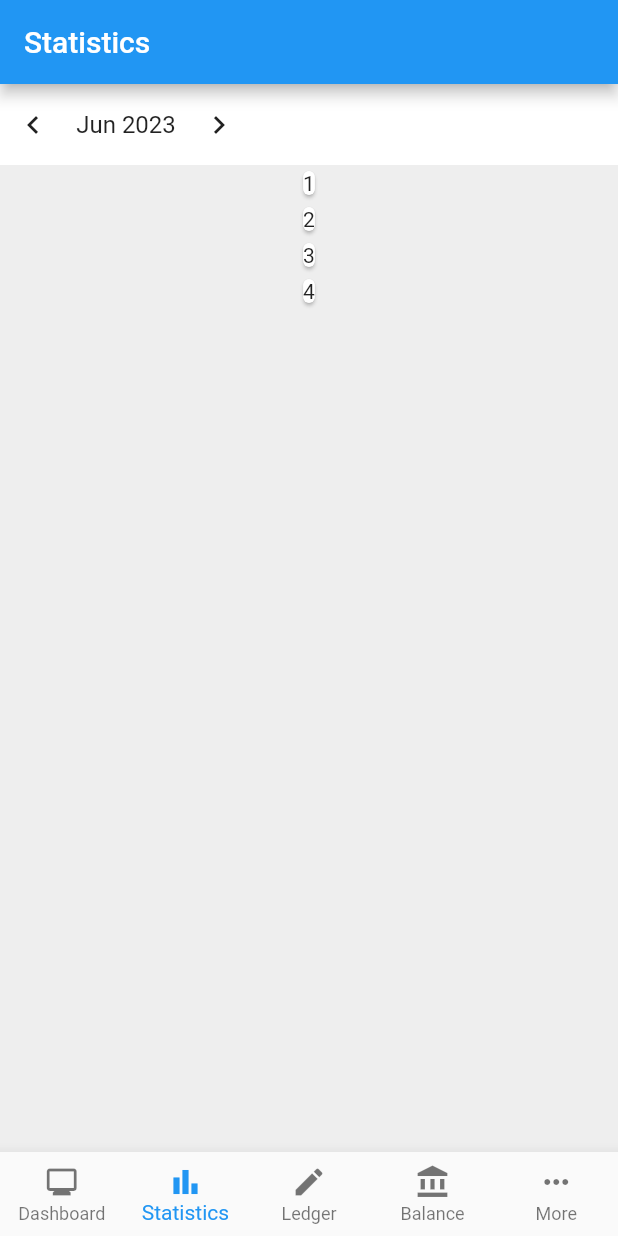
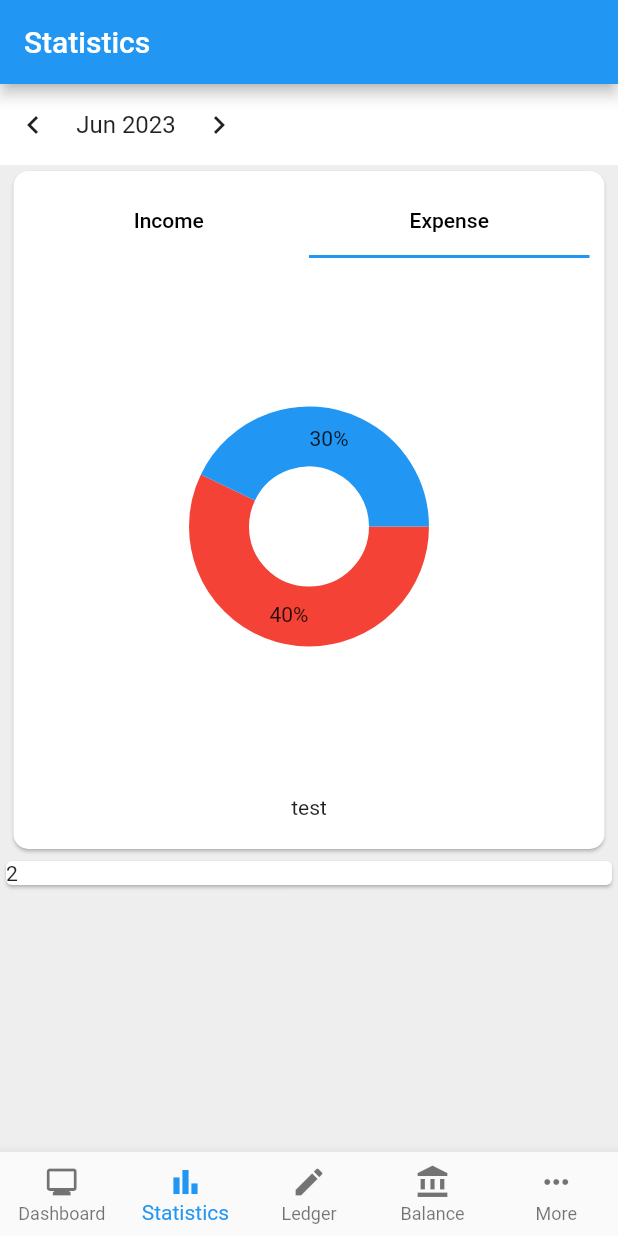
Before and after one commit to marcusleowhm/budget_buddy, a Flutter app: the StatisticsScreen screen opened by its route, on a phone screen of 412 x 824 dp. Run offline on Flutter 3.47's test engine with Material 2 defaults, Android fonts, the phone set to English and light mode, and no system bars; drawn by our look-alikes of fl_chart; our stand-ins replace bloc, flutter_bloc, flutter_slidable, font_awesome_flutter, go_router.

Commit message:
added piechart. need to refactor data structure to continue

```diff
--- a/lib/features/data/components/dashboard/summary/monthly_summary.dart
+++ b/lib/features/data/components/dashboard/summary/monthly_summary.dart
@@ -81,6 +81,7 @@ class MonthlySummary extends StatelessWidget {
                 ),
                 const Divider(
                   thickness: 1.0,
+                  height: 5.0
                 ),
                 Padding(
                   padding: const EdgeInsets.all(5.0),
--- a/lib/features/data/components/dashboard/trend/datetime_series_chart.dart
+++ b/lib/features/data/components/dashboard/trend/datetime_series_chart.dart
@@ -218,7 +218,8 @@ class _DateTimeSeriesChartState extends State<DateTimeSeriesChart> {
   Widget build(BuildContext context) {
     return BlocBuilder<CTransactionCubit, CTransactionState>(
       builder: (context, state) {
-        return AspectRatio(
+        return Center(
+          child: AspectRatio(
             aspectRatio: 1,
             child: Column(
               children: [
@@ -327,6 +328,7 @@ class _DateTimeSeriesChartState extends State<DateTimeSeriesChart> {
                 ),
               ],
             ),
+          ),
         );
       },
     );
--- /dev/null
+++ b/lib/features/data/components/statistics/breakdown/category_breakdown.dart
@@ -0,0 +1,63 @@
+import 'package:budget_buddy/features/constants/enum.dart';
+import 'package:budget_buddy/features/data/components/statistics/breakdown/category_piechart.dart';
+import 'package:flutter/material.dart';
+
+class CategoryBreakdown extends StatelessWidget {
+  const CategoryBreakdown({super.key});
+
+  @override
+  Widget build(BuildContext context) {
+    return Container(
+      padding: const EdgeInsets.symmetric(horizontal: 5.0),
+      child: Card(
+        shape: const RoundedRectangleBorder(
+          borderRadius: BorderRadius.all(
+            Radius.circular(10.0),
+          ),
+        ),
+        child: Container(
+          padding: const EdgeInsets.all(10.0),
+          child: Column(
+            children: [
+              DefaultTabController(
+                initialIndex: 1,
+                length: 2,
+                child: Column(
+                  children: [
+                    TabBar(
+                      tabs: [
+                        Tab(
+                          child: Text('Income',
+                              style: TextStyle(color: Colors.black)),
+                        ),
+                        Tab(
+                          child: Text('Expense',
+                              style: TextStyle(color: Colors.black)),
+                        )
+                      ],
+                    ),
+                    AspectRatio(
+                      aspectRatio: 1,
+                      child: TabBarView(
+                        children: [
+                          CategoryPiechart(type: TransactionType.income),
+                          CategoryPiechart(type: TransactionType.expense),
+                        ],
+                      ),
+                    )
+                  ],
+                ),
+              ),
+              Padding(
+                padding: const EdgeInsets.all(5.0),
+                child: Row(
+                  children: [],
+                ),
+              )
+            ],
+          ),
+        ),
+      ),
+    );
+  }
+}
--- /dev/null
+++ b/lib/features/data/components/statistics/breakdown/category_piechart.dart
@@ -0,0 +1,62 @@
+import 'package:budget_buddy/features/constants/enum.dart';
+import 'package:budget_buddy/features/ledger/cubit/c_transaction_cubit.dart';
+import 'package:fl_chart/fl_chart.dart';
+import 'package:flutter/material.dart';
+import 'package:flutter_bloc/flutter_bloc.dart';
+
+class CategoryPiechart extends StatefulWidget {
+  const CategoryPiechart({super.key, required this.type});
+
+  final TransactionType type;
+
+  @override
+  State<CategoryPiechart> createState() => _CategoryPiechartState();
+}
+
+class _CategoryPiechartState extends State<CategoryPiechart> {
+  int touchedIndex = -1;
+
+  @override
+  Widget build(BuildContext context) {
+    return BlocBuilder<CTransactionCubit, CTransactionState>(
+      builder: (context, state) {
+        return Center(
+          child: Column(
+            children: [
+              Expanded(
+                child: AspectRatio(
+                  aspectRatio: 1,
+                  child: PieChart(
+                    PieChartData(
+                        pieTouchData: PieTouchData(
+                            touchCallback: (FlTouchEvent event, pieTouchResponse) {
+                          setState(() {
+                            //If non of the piechart sections were touched
+                            if (!event.isInterestedForInteractions ||
+                                pieTouchResponse == null ||
+                                pieTouchResponse.touchedSection == null) {
+                              touchedIndex = -1;
+                              return;
+                            }
+                            touchedIndex =
+                                pieTouchResponse.touchedSection!.touchedSectionIndex;
+                          });
+                        }),
+                        borderData: FlBorderData(show: false),
+                        sectionsSpace: 0,
+                        centerSpaceRadius: 40,
+                        sections: [
+                          PieChartSectionData(color: Colors.red, value: 40, title: '40%'),
+                          PieChartSectionData(color: Colors.blue, value: 30, title: '30%')
+                        ]),
+                  ),
+                ),
+              ),
+              Text('test')
+            ],
+          ),
+        );
+      },
+    );
+  }
+}
--- a/lib/features/data/components/statistics/committed_transaction_statistics.dart
+++ b/lib/features/data/components/statistics/committed_transaction_statistics.dart
@@ -1,3 +1,4 @@
+import 'package:budget_buddy/features/data/components/statistics/breakdown/category_breakdown.dart';
 import 'package:budget_buddy/features/data/widgets/month_picker.dart';
 import 'package:budget_buddy/features/ledger/cubit/c_transaction_cubit.dart';
 import 'package:flutter/material.dart';
@@ -39,12 +40,12 @@ class CommittedTransactionStatistics extends StatelessWidget {
             physics: const BouncingScrollPhysics(),
             child: BlocBuilder<CTransactionCubit, CTransactionState>(
               builder: (context, state) {
-                return Column(
+                return const Column(
                   children: [
-                    Container(child: Card(child: Text('1'))),
-                    Container(child: Card(child: Text('2'))),
-                    Container(child: Card(child: Text('3'))),
-                    Container(child: Card(child: Text('4'))),
+                    CategoryBreakdown(),
+                    Card(
+                      child: Row(children: [Text('2')]),
+                    ),
                   ],
                 );
               },
```
Also changed, not shown: lib/features/data/components/dashboard/recent/recent_transactions_list.dart (+8 -5 lines), lib/features/data/components/dashboard/trend/trend.dart (+35 -20 lines), lib/features/ledger/components/form/amount/amount_field.dart (+7 -5 lines). Lines whose indentation alone changed are shown as unchanged.
